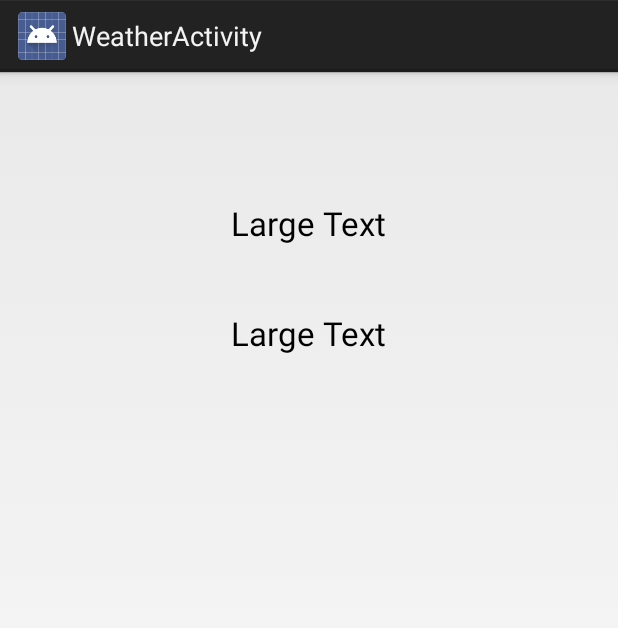
After one commit to mina32/targetmaster, an Android app: the WeatherActivity screen opened directly, with no data from a screen before it, on a phone screen of 412 x 824 dp. The commit adds this screen. Shown: the top 628 px of the screen. Run offline under Robolectric (Android 15) with nearby library versions, the phone set to English and light mode, and no system bars.

Commit message:
Add wind speed info

```diff
--- /dev/null
+++ b/app/src/main/java/org/boofcv/objecttracking/WeatherActivity.java
@@ -0,0 +1,63 @@
+package org.boofcv.objecttracking;
+
+import android.app.ProgressDialog;
+import android.os.Bundle;
+import android.app.Activity;
+import android.util.Log;
+import android.widget.TextView;
+import android.widget.Toast;
+
+import org.boofcv.objecttracking.data.Channel;
+import org.boofcv.objecttracking.data.Wind;
+import org.boofcv.objecttracking.service.WeatherServiceCallback;
+import org.boofcv.objecttracking.service.YahooWeatherService;
+
+public class WeatherActivity extends Activity implements WeatherServiceCallback {
+
+    public static final String TAG = "WeatherActivity";
+
+    private YahooWeatherService service;
+    private ProgressDialog dialog;
+
+    TextView locationTextView;
+    TextView windSpeedTextView;
+
+    @Override
+    protected void onCreate(Bundle savedInstanceState) {
+        super.onCreate(savedInstanceState);
+        setContentView(R.layout.activity_weather);
+
+        locationTextView = (TextView) findViewById(R.id.textView);
+        windSpeedTextView = (TextView) findViewById(R.id.textView2);
+
+        service = new YahooWeatherService(this);
+        dialog = new ProgressDialog(this);
+        dialog. setMessage("Loading...");
+        dialog.show();
+
+        service.refreshWeather("San Antonio, TX");
+    }
+
+    @Override
+    public void ServiceSuccess(Channel channel) {
+        dialog.hide();
+
+        Wind wind = channel.getWind();
+
+        locationTextView.setText("Location: " + service.getLocation());
+        windSpeedTextView.setText("Wind speed: " + wind.getSpeed() + " " + channel.getUnits().getSpeed());
+
+        Log.d(TAG, "Location: " + service.getLocation());
+        Log.d(TAG, "Wind speed: " + wind.getSpeed() + " " + channel.getUnits().getSpeed());
+        Log.d(TAG, "Wind direction: " + wind.getDirection());
+
+
+    }
+
+    @Override
+    public void ServiceFailure(Exception exception) {
+        dialog.hide();
+        Toast.makeText(this,exception.getMessage(),Toast.LENGTH_LONG).show();
+
+    }
+}
--- /dev/null
+++ b/app/src/main/java/org/boofcv/objecttracking/service/WeatherServiceCallback.java
@@ -0,0 +1,11 @@
+package org.boofcv.objecttracking.service;
+
+import org.boofcv.objecttracking.data.Channel;
+
+/**
+ * Created by moraffy on 5/1/2016.
+ */
+public interface WeatherServiceCallback {
+    void ServiceSuccess (Channel channel);
+    void ServiceFailure (Exception exception);
+}
--- /dev/null
+++ b/app/src/main/java/org/boofcv/objecttracking/service/YahooWeatherService.java
@@ -0,0 +1,104 @@
+package org.boofcv.objecttracking.service;
+
+import android.net.Uri;
+import android.net.wifi.ScanResult;
+import android.os.AsyncTask;
+
+import org.boofcv.objecttracking.data.Channel;
+import org.json.JSONException;
+import org.json.JSONObject;
+
+import java.io.BufferedReader;
+import java.io.IOException;
+import java.io.InputStream;
+import java.io.InputStreamReader;
+import java.net.MalformedURLException;
+import java.net.URL;
+import java.net.URLConnection;
+
+/**
+ * Created by moraffy on 5/1/2016.
+ */
+public class YahooWeatherService {
+    private WeatherServiceCallback callback;
+    private String location;
+    private Exception error;
+
+    public String getLocation() {
+        return location;
+    }
+
+    public YahooWeatherService(WeatherServiceCallback callback) {
+        this.callback = callback;
+    }
+
+    public void refreshWeather(String l){
+        this.location = l;
+        new AsyncTask<String, Void, String>() {
+            @Override
+            protected String doInBackground(String... strings) {
+
+                String YQL = String.format("select * from weather.forecast where woeid in (select woeid from geo.places(1) where text=\"%s\")", strings[0]);
+
+                String endpoint = String.format("https://query.yahooapis.com/v1/public/yql?q=%s&format=json", Uri.encode(YQL));
+
+                try {
+                    URL url = new URL(endpoint);
+                    URLConnection connection = url.openConnection();
+                    InputStream inputStream = connection.getInputStream();
+                    BufferedReader reader = new BufferedReader(new InputStreamReader(inputStream));
+
+                    StringBuilder result = new StringBuilder();
+                    String line;
+
+                    while ((line =reader.readLine()) != null)
+                        result.append(line);
+
+                    return result.toString();
+
+                } catch (Exception e) {
+                    error = e;
+                }
+
+                return null;
+            }
+
+            @Override
+            protected void onPostExecute(String s) {
+
+                if (s == null && error != null) {
+                    callback.ServiceFailure(error);
+                    return;
+                }
+
+
+                try {
+                    JSONObject data = new JSONObject(s);
+
+                    JSONObject queryResults = data.optJSONObject("query");
+
+                    int count = queryResults.optInt("count");
+                    if(count == 0){
+                        callback.ServiceFailure(new LocationWeatherException("No information found for " + location));
+                        return;
+                    }
+
+                    Channel channel = new Channel();
+                    channel.populate(queryResults.optJSONObject("results").optJSONObject("channel"));
+
+                    callback.ServiceSuccess(channel);
+
+                } catch (JSONException e) {
+                    callback.ServiceFailure(e);
+                }
+            }
+        }.execute(location);
+
+    }
+
+    public class LocationWeatherException extends Exception{
+        public LocationWeatherException(String detailMessage) {
+            super(detailMessage);
+        }
+    }
+}
--- /dev/null
+++ b/app/src/main/res/layout/activity_weather.xml
@@ -0,0 +1,31 @@
+<?xml version="1.0" encoding="utf-8"?>
+<RelativeLayout xmlns:android="http://schemas.android.com/apk/res/android"
+    xmlns:tools="http://schemas.android.com/tools"
+    android:layout_width="match_parent"
+    android:layout_height="match_parent"
+    android:paddingBottom="@dimen/activity_vertical_margin"
+    android:paddingLeft="@dimen/activity_horizontal_margin"
+    android:paddingRight="@dimen/activity_horizontal_margin"
+    android:paddingTop="@dimen/activity_vertical_margin"
+    tools:context="org.boofcv.objecttracking.WeatherActivity">
+
+    <TextView
+        android:layout_width="wrap_content"
+        android:layout_height="wrap_content"
+        android:textAppearance="?android:attr/textAppearanceLarge"
+        android:text="Large Text"
+        android:id="@+id/textView"
+        android:layout_alignParentTop="true"
+        android:layout_centerHorizontal="true"
+        android:layout_marginTop="70dp" />
+
+    <TextView
+        android:layout_width="wrap_content"
+        android:layout_height="wrap_content"
+        android:textAppearance="?android:attr/textAppearanceLarge"
+        android:text="Large Text"
+        android:id="@+id/textView2"
+        android:layout_below="@+id/textView"
+        android:layout_centerHorizontal="true"
+        android:layout_marginTop="44dp" />
+</RelativeLayout>
--- a/app/src/main/res/layout/objecttrack_controls.xml
+++ b/app/src/main/res/layout/objecttrack_controls.xml
@@ -42,6 +42,12 @@
         android:id="@+id/right_indicator"
         android:text="Right"/>
 
+    <Button
+        android:id="@+id/button_weather"
+        android:text="Weather"
+        android:layout_width="wrap_content"
+        android:layout_height="wrap_content" />
+
 
 
 </LinearLayout>
--- a/app/src/main/res/values/strings.xml
+++ b/app/src/main/res/values/strings.xml
@@ -13,5 +13,6 @@
     </string-array>
 
     <string name="title_activity_object_tracker">ObjectTrackerActivity</string>
+    <string name="title_activity_weather">WeatherActivity</string>
 
 </resources>
```
Also changed, not shown: app/src/main/AndroidManifest.xml (+16 -7 lines), app/src/main/java/org/boofcv/objecttracking/ObjectTrackerActivity.java (+12 -0 lines), app/src/main/java/org/boofcv/objecttracking/data/Channel.java (added, +32 -0 lines), app/src/main/java/org/boofcv/objecttracking/data/JSONPopulator.java (added, +10 -0 lines), app/src/main/java/org/boofcv/objecttracking/data/Units.java (added, +20 -0 lines), app/src/main/java/org/boofcv/objecttracking/data/Wind.java (added, +36 -0 lines).
